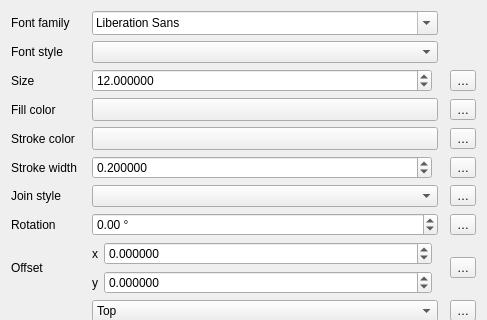
This is src/ui/symbollayer/widget_fontmarker.ui in qgis/QGIS as Qt 5 draws it before an edit; both pictures show x 0 to 487 and y 0 to 320 of the 487 by 639 pixel window. The edited form follows.
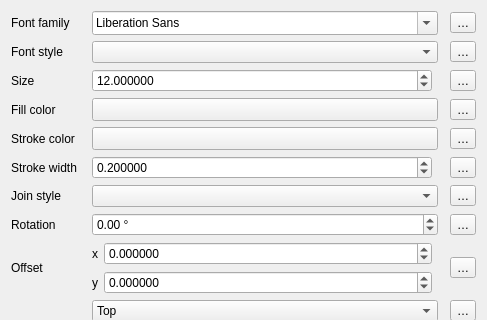
This is the edited form. Custom widgets are drawn as their Qt base class.

Commit message: [FEATURE][symbology] Add data-defined property to font family/style for font markers

Diff of the .ui file:
```diff
--- a/src/ui/symbollayer/widget_fontmarker.ui
+++ b/src/ui/symbollayer/widget_fontmarker.ui
@@ -120,6 +120,13 @@
      </property>
     </widget>
    </item>
+   <item row="1" column="4">
+    <widget class="QgsPropertyOverrideButton" name="mFontStyleDDBtn">
+     <property name="text">
+      <string>…</string>
+     </property>
+    </widget>
+   </item>
    <item row="10" column="0">
     <widget class="QLabel" name="label_5">
      <property name="text">
@@ -206,6 +213,13 @@
      </property>
     </widget>
    </item>
+   <item row="0" column="4">
+    <widget class="QgsPropertyOverrideButton" name="mFontFamilyDDBtn">
+     <property name="text">
+      <string>…</string>
+     </property>
+    </widget>
+   </item>
    <item row="11" column="0" rowspan="3">
     <widget class="QLabel" name="mAnchorPointLabel">
      <property name="text">
```
The commit also changes 5 other files.
